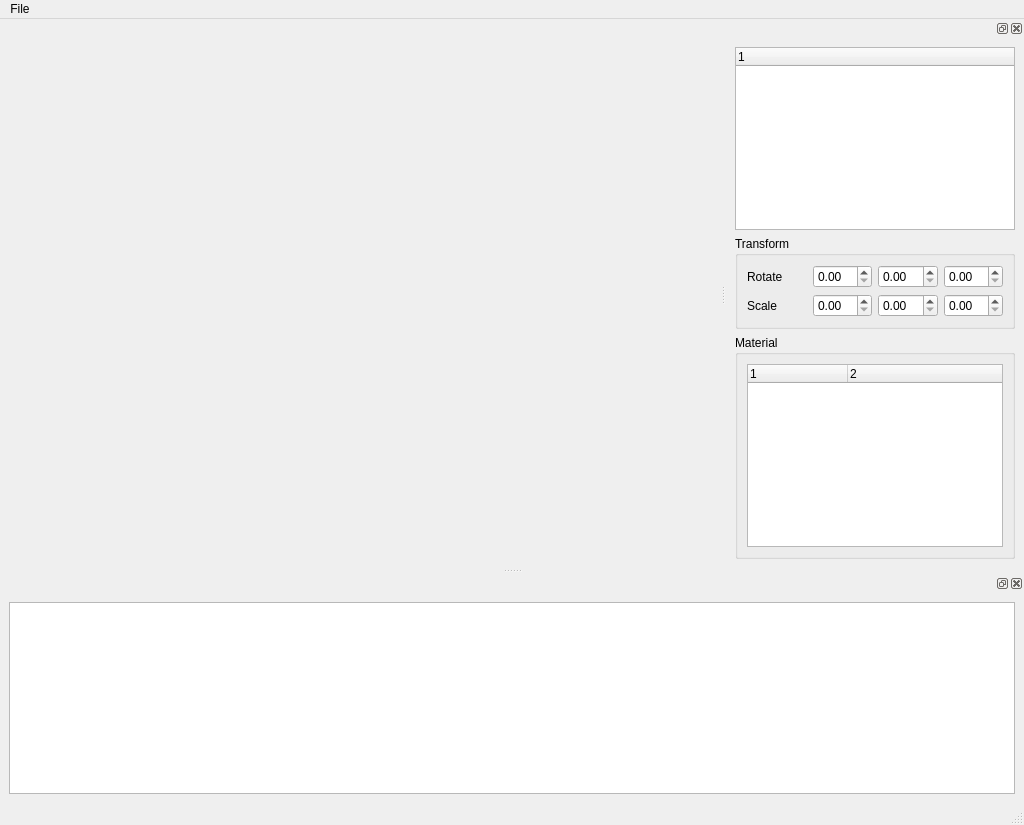
Before: the Qt Designer form ogre_mesh_editor/ui/mainwindow.ui in terrorsl/ogre_tools, drawn with Qt 5.
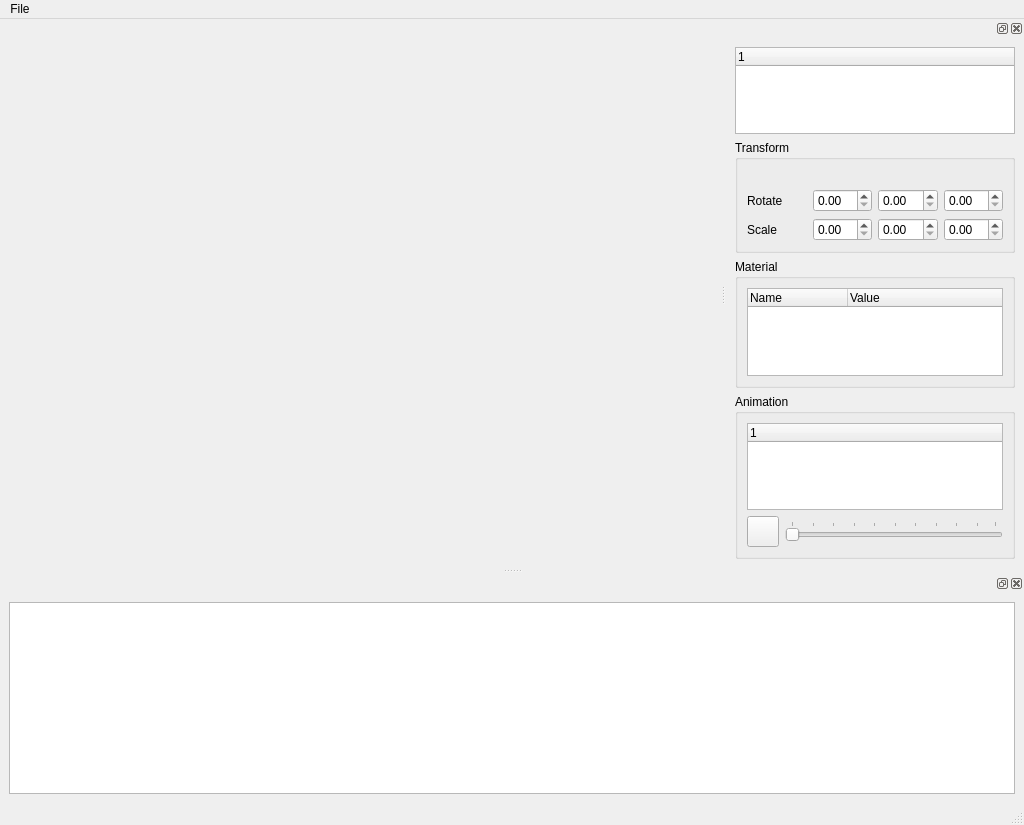
After: the same form once the commit is applied. Icons and pictures are not drawn. Custom widgets are drawn as their Qt base class.

Commit message: append icons append change material play animation

```diff
--- a/ogre_mesh_editor/ui/mainwindow.ui
+++ b/ogre_mesh_editor/ui/mainwindow.ui
@@ -74,6 +74,13 @@
         <string>Transform</string>
        </property>
        <layout class="QVBoxLayout" name="verticalLayout_4">
+        <item>
+         <widget class="QLabel" name="obj_size">
+          <property name="text">
+           <string/>
+          </property>
+         </widget>
+        </item>
         <item>
          <layout class="QHBoxLayout" name="horizontalLayout_2">
           <item>
@@ -127,12 +134,12 @@
          <widget class="QTreeWidget" name="materialTree">
           <column>
            <property name="text">
-            <string>1</string>
+            <string>Name</string>
            </property>
           </column>
           <column>
            <property name="text">
-            <string>2</string>
+            <string>Value</string>
            </property>
           </column>
          </widget>
@@ -140,6 +147,64 @@
        </layout>
       </widget>
      </item>
+     <item>
+      <widget class="QGroupBox" name="animationGroup">
+       <property name="title">
+        <string>Animation</string>
+       </property>
+       <layout class="QVBoxLayout" name="verticalLayout_6">
+        <item>
+         <widget class="QTreeWidget" name="animationTree">
+          <column>
+           <property name="text">
+            <string notr="true">1</string>
+           </property>
+          </column>
+         </widget>
+        </item>
+        <item>
+         <layout class="QHBoxLayout" name="horizontalLayout_3">
+          <item>
+           <widget class="QToolButton" name="play">
+            <property name="text">
+             <string/>
+            </property>
+            <property name="icon">
+             <iconset resource="../icons/resource.qrc">
+              <normaloff>:/icon/play-button.png</normaloff>:/icon/play-button.png</iconset>
+            </property>
+            <property name="iconSize">
+             <size>
+              <width>24</width>
+              <height>24</height>
+             </size>
+            </property>
+            <property name="checkable">
+             <bool>false</bool>
+            </property>
+            <property name="toolButtonStyle">
+             <enum>Qt::ToolButtonIconOnly</enum>
+            </property>
+           </widget>
+          </item>
+          <item>
+           <widget class="QSlider" name="animationSlider">
+            <property name="pageStep">
+             <number>10</number>
+            </property>
+            <property name="orientation">
+             <enum>Qt::Horizontal</enum>
+            </property>
+            <property name="tickPosition">
+             <enum>QSlider::TicksAbove</enum>
+            </property>
+           </widget>
+          </item>
+         </layout>
+        </item>
+       </layout>
+      </widget>
+     </item>
     </layout>
    </widget>
   </widget>
```
Left out of the diff: 4 changed lines with no effect on the pictures. The commit also changes 5 other files.
